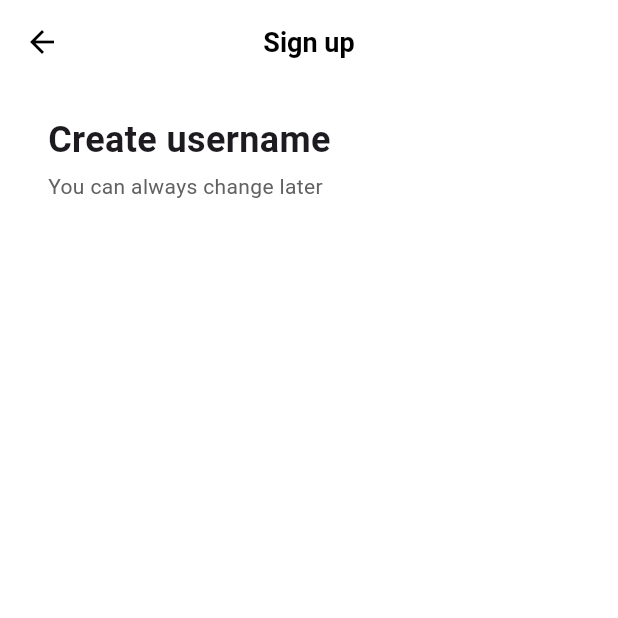
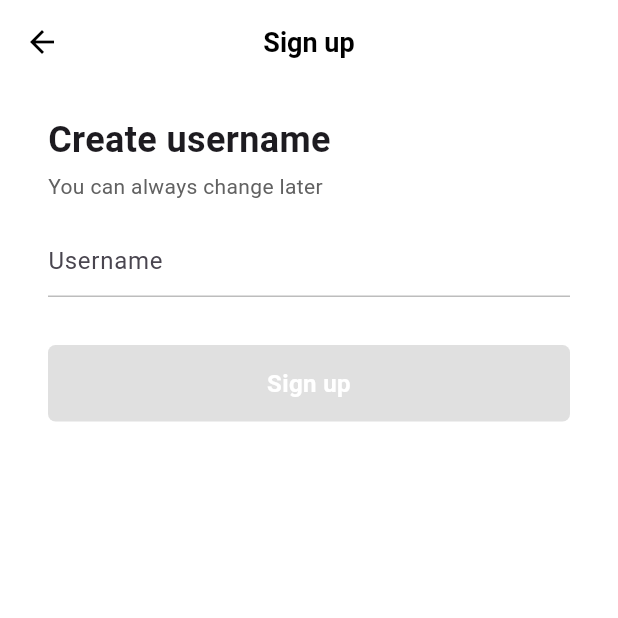
Before and after one commit to lee-jaemmin/tiktokclone, a Flutter app: the screen it shows after launch, after a tap on "Use email & password", on a phone screen of 412 x 824 dp, the top half of it. Run offline on Flutter 3.47's test engine with Material 3 defaults, Android fonts, the phone set to English and light mode, and no system bars; our stand-ins replace font_awesome_flutter.

Commit message:
usernameScreen

```diff
--- a/lib/features/authentication/email_screen.dart
+++ b/lib/features/authentication/email_screen.dart
@@ -36,6 +36,7 @@ class EmailScreen extends StatelessWidget {
               "You can always change later",
               style: TextStyle(color: Colors.grey.shade700),
             ),
+            TextField(),
           ],
         ),
       ),
--- a/lib/features/authentication/sign_up_screen.dart
+++ b/lib/features/authentication/sign_up_screen.dart
@@ -4,6 +4,7 @@ import 'package:tiktokclone/constants/gaps.dart';
 import 'package:tiktokclone/constants/sizes.dart';
 import 'package:tiktokclone/features/authentication/email_screen.dart';
 import 'package:tiktokclone/features/authentication/log_in_screen.dart';
+import 'package:tiktokclone/features/authentication/username_screen.dart';
 import 'package:tiktokclone/features/authentication/widgets/auth_button.dart';
 
 class SignUpScreen extends StatelessWidget {
@@ -25,7 +26,7 @@ class SignUpScreen extends StatelessWidget {
     // _ 는 private을 의미
     Navigator.of(context).push(
       MaterialPageRoute(
-        builder: (context) => EmailScreen(),
+        builder: (context) => UserNameScreen(),
       ),
     );
   }
--- a/lib/features/authentication/username_screen.dart
+++ b/lib/features/authentication/username_screen.dart
@@ -0,0 +1,108 @@
+import 'package:flutter/material.dart';
+import 'package:tiktokclone/constants/sizes.dart';
+import 'package:tiktokclone/constants/gaps.dart';
+
+class UserNameScreen extends StatefulWidget {
+  const UserNameScreen({super.key});
+
+  @override
+  State<UserNameScreen> createState() => _UserNameScreenState();
+}
+
+class _UserNameScreenState extends State<UserNameScreen> {
+  final TextEditingController _usernameController = TextEditingController();
+
+  String _username = "";
+
+  @override
+  void initState() {
+    // TODO: implement initState
+    super.initState();
+
+    _usernameController.addListener(() {
+      setState(() {
+        _username = _usernameController.text;
+      });
+    });
+  }
+
+  @override
+  Widget build(BuildContext context) {
+    return Scaffold(
+      backgroundColor: Colors.white,
+      appBar: AppBar(
+        centerTitle: true,
+        // 아이콘, 텍스트 색 변경
+        foregroundColor: Colors.black,
+        elevation: 0,
+        title: Text(
+          "Sign up",
+        ),
+      ),
+      body: Padding(
+        padding: const EdgeInsets.symmetric(horizontal: Sizes.size32),
+        child: Column(
+          crossAxisAlignment: CrossAxisAlignment.start,
+          children: [
+            Gaps.v20,
+            Text(
+              "Create username",
+              style: TextStyle(
+                fontSize: Sizes.size24,
+                fontWeight: FontWeight.w600,
+              ),
+            ),
+            Gaps.v4,
+            Text(
+              "You can always change later",
+              style: TextStyle(color: Colors.grey.shade700),
+            ),
+            Gaps.v16,
+            TextField(
+              controller: _usernameController,
+              decoration: InputDecoration(
+                hintText: "Username",
+                enabledBorder: UnderlineInputBorder(
+                  borderSide: BorderSide(
+                    color: Colors.grey.shade400,
+                  ),
+                ),
+                focusedBorder: UnderlineInputBorder(
+                  borderSide: BorderSide(
+                    color: Colors.grey.shade400,
+                  ),
+                ),
+              ),
+              cursorColor: Theme.of(context).primaryColor,
+            ),
+            Gaps.v32,
+            FractionallySizedBox(
+              widthFactor: 1,
+              child: AnimatedContainer(
+                duration: Duration(
+                  milliseconds: 300,
+                ),
+                padding: EdgeInsets.symmetric(vertical: Sizes.size14),
+                decoration: BoxDecoration(
+                  borderRadius: BorderRadius.circular(Sizes.size5),
+                  color: _username.isEmpty
+                      ? Colors.grey.shade300
+                      : Theme.of(context).primaryColor,
+                ),
+                child: Text(
+                  'Sign up',
+                  textAlign: TextAlign.center,
+                  style: TextStyle(
+                    color: Colors.white,
+                    fontSize: Sizes.size16,
+                    fontWeight: FontWeight.w600,
+                  ),
+                ),
+              ),
+            ),
+          ],
+        ),
+      ),
+    );
+  }
+}
```
